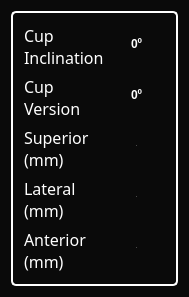
The window that Apps/THA/view/CupParameterGadget.ui (wuzhuobin/MITK-Project) describes before a commit, drawn with Qt 5.
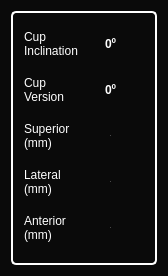
The same window after the commit.

Commit message: Add xyz transform button for cup impaction

Diff of the .ui file:
```diff
--- a/Apps/THA/view/CupParameterGadget.ui
+++ b/Apps/THA/view/CupParameterGadget.ui
@@ -6,8 +6,8 @@
    <rect>
     <x>0</x>
     <y>0</y>
-    <width>185</width>
-    <height>264</height>
+    <width>168</width>
+    <height>276</height>
    </rect>
   </property>
   <property name="sizePolicy">
@@ -53,14 +53,6 @@
      <layout class="QFormLayout" name="formLayout">
       <item row="0" column="0">
        <widget class="QLabel" name="label_CupInclination">
-        <property name="font">
-         <font>
-          <family>黑体</family>
-          <pointsize>12</pointsize>
-          <weight>50</weight>
-          <bold>false</bold>
-         </font>
-        </property>
         <property name="styleSheet">
          <string notr="true">.QLabel {
   color:white;
@@ -118,14 +110,6 @@
       </item>
       <item row="1" column="0">
        <widget class="QLabel" name="label_CupVersion">
-        <property name="font">
-         <font>
-          <family>黑体</family>
-          <pointsize>12</pointsize>
-          <weight>50</weight>
-          <bold>false</bold>
-         </font>
-        </property>
         <property name="styleSheet">
          <string notr="true">.QLabel {
   color:white;
@@ -183,14 +167,6 @@
       </item>
       <item row="2" column="0">
        <widget class="QLabel" name="label_Superior">
-        <property name="font">
-         <font>
-          <family>黑体</family>
-          <pointsize>12</pointsize>
-          <weight>50</weight>
-          <bold>false</bold>
-         </font>
-        </property>
         <property name="styleSheet">
          <string notr="true">.QLabel {
   color:white;
@@ -257,14 +233,6 @@
       </item>
       <item row="3" column="0">
        <widget class="QLabel" name="label_Medial">
-        <property name="font">
-         <font>
-          <family>黑体</family>
-          <pointsize>12</pointsize>
-          <weight>50</weight>
-          <bold>false</bold>
-         </font>
-        </property>
         <property name="styleSheet">
          <string notr="true">.QLabel {
   color:white;
@@ -331,14 +299,6 @@
       </item>
       <item row="4" column="0">
        <widget class="QLabel" name="label_Posterior">
-        <property name="font">
-         <font>
-          <family>黑体</family>
-          <pointsize>12</pointsize>
-          <weight>50</weight>
-          <bold>false</bold>
-         </font>
-        </property>
         <property name="styleSheet">
          <string notr="true">.QLabel {
   color:white;
```
The commit also changes 4 other files.
